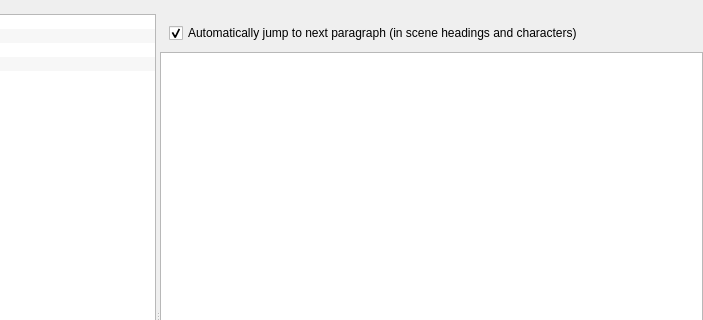
dimkanovikov/KITScenarist, file src/bin/scenarist-desktop/UserInterfaceLayer/Settings/SettingsView.ui: the form before one commit; both pictures show x 128 to 831 and y 0 to 320 of the 831 by 640 pixel window.
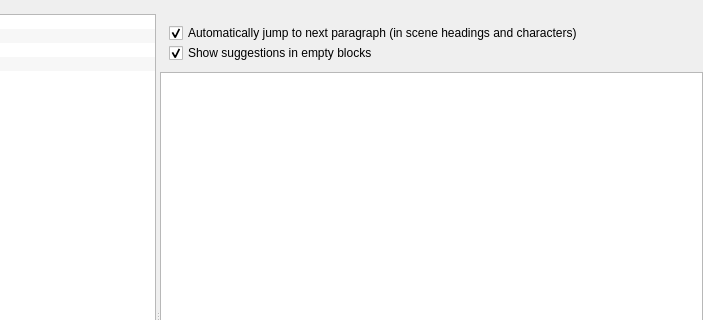
The form after the commit. The open tabs and pages were chosen to show the change. Icons and pictures are not drawn. Custom widgets are drawn as their Qt base class.

What changed in the file:
```diff
--- a/src/bin/scenarist-desktop/UserInterfaceLayer/Settings/SettingsView.ui
+++ b/src/bin/scenarist-desktop/UserInterfaceLayer/Settings/SettingsView.ui
@@ -1511,7 +1511,7 @@
                 </widget>
                </item>
                <item row="0" column="0">
-                <layout class="QHBoxLayout" name="horizontalLayout_12">
+                <layout class="QVBoxLayout" name="verticalLayout_6">
                  <property name="leftMargin">
                   <number>9</number>
                  </property>
@@ -1534,6 +1534,16 @@
                    </property>
                   </widget>
                  </item>
+                 <item>
+                  <widget class="QCheckBox" name="showSuggestionsInEmptyBlocks">
+                   <property name="text">
+                    <string>Show suggestions in empty blocks</string>
+                   </property>
+                   <property name="checked">
+                    <bool>true</bool>
+                   </property>
+                  </widget>
+                 </item>
                 </layout>
                </item>
               </layout>
```
Left out of the diff: 4 changed lines with no effect on the pictures.
